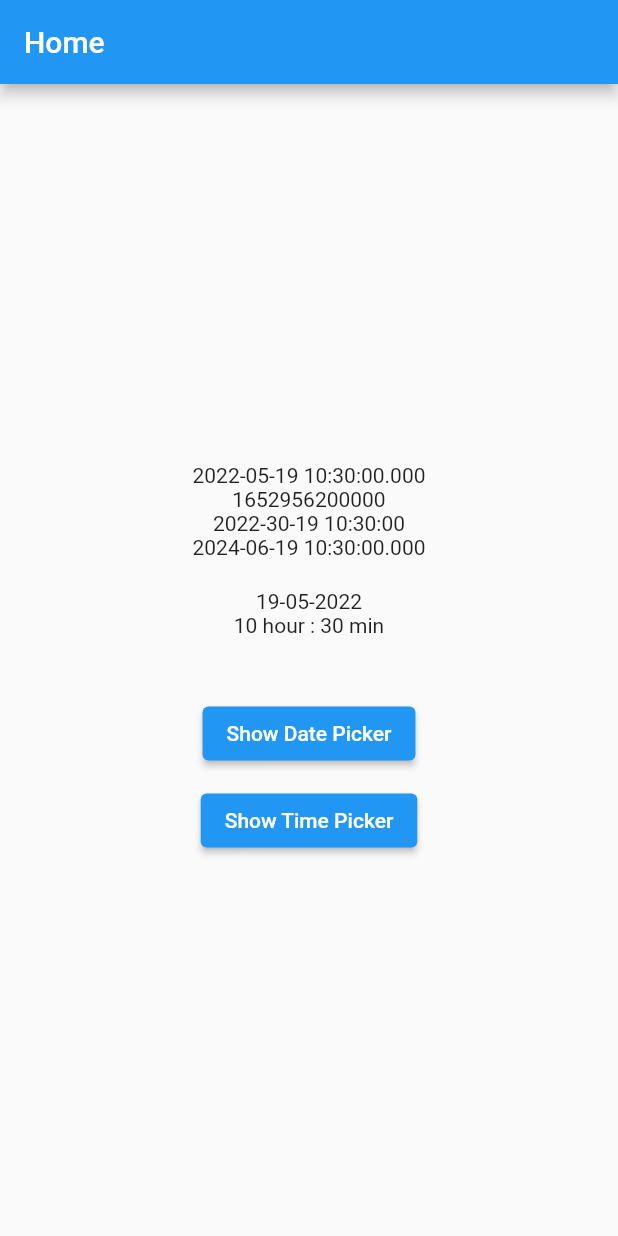
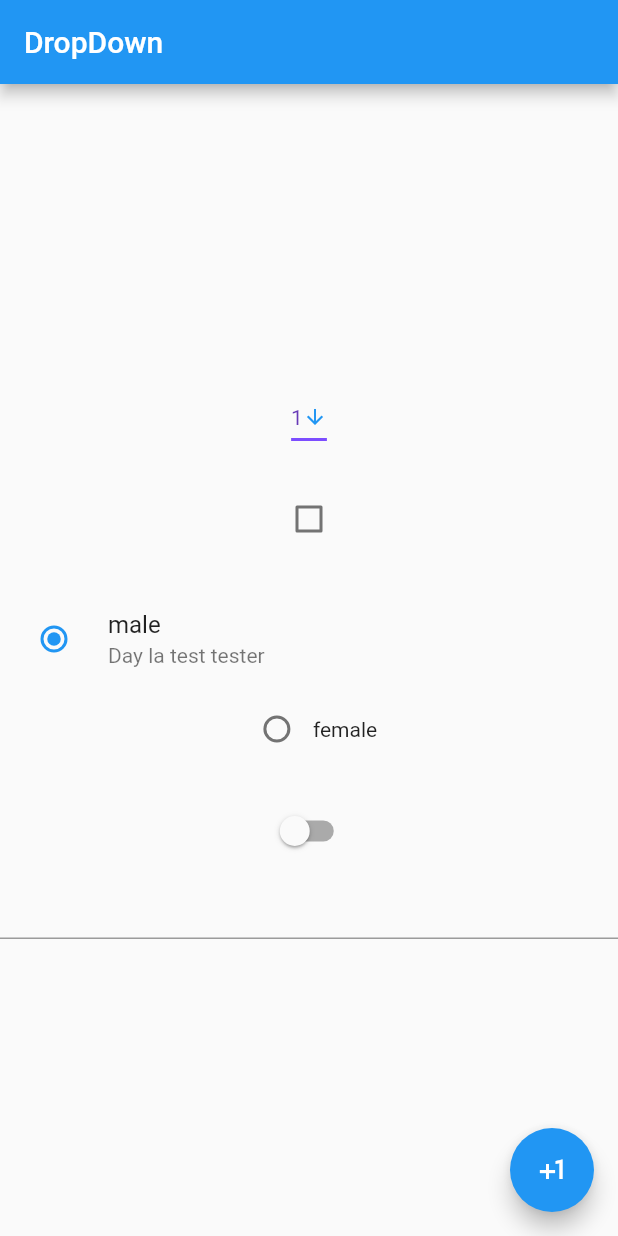
Before and after one commit to source3thaipvt/Learn_Flutter, a Flutter app: the screen it shows after launch, on a phone screen of 412 x 824 dp. Run offline on Flutter 3.47's test engine with Material 2 defaults, Android fonts, the phone set to English and light mode, and no system bars.

Commit message:
using Widget DropDown || CheckBox || Switch || ValidationFrom

```diff
--- a/lib/main.dart
+++ b/lib/main.dart
@@ -8,7 +8,7 @@ import 'package:hello_world/data/listData.dart';
 import 'package:intl/intl.dart';
 
 void main() {
-  runApp(MyShowDateTimePicker());
+  runApp(MyHomeDropdownCheckboxRadioSwitchValidation());
 }
 
 // giới thiệu về Widget Container, Text
@@ -1728,3 +1728,136 @@ class _MyHomeShowDateTimePickerState extends State<MyHomeShowDateTimePicker> {
     );
   }
 }
+
+// Giới thiệu về Widget DropDown || CheckBox || Switch || ValidationFrom
+
+class MyHomeDropdownCheckboxRadioSwitchValidation extends StatelessWidget {
+  const MyHomeDropdownCheckboxRadioSwitchValidation({Key? key})
+      : super(key: key);
+
+  @override
+  Widget build(BuildContext context) {
+    return MaterialApp(
+      home: MyDropdownCheckboxRadioSwitchValidation(),
+    );
+  }
+}
+
+class MyDropdownCheckboxRadioSwitchValidation extends StatefulWidget {
+  MyDropdownCheckboxRadioSwitchValidation({Key? key}) : super(key: key);
+
+  @override
+  State<MyDropdownCheckboxRadioSwitchValidation> createState() =>
+      _MyDropdownCheckboxRadioSwitchValidationState();
+}
+
+class _MyDropdownCheckboxRadioSwitchValidationState
+    extends State<MyDropdownCheckboxRadioSwitchValidation> {
+  var dropdownValue = 'One';
+  var dropdownValues = 1;
+  final dropdownList = <String>['One', 'Two', 'Three', 'Four'];
+  final dropdownLists = <int>[1, 2, 3, 4];
+  var isCheck = false;
+  var sex = 'male';
+  var isOn = false;
+  final _globeKey = GlobalKey<FormState>();
+  @override
+  Widget build(BuildContext context) {
+    return Scaffold(
+      appBar: AppBar(title: Text('DropDown')),
+      body: Center(
+        child: Column(
+          mainAxisAlignment: MainAxisAlignment.center,
+          children: [
+            DropdownButton(
+              value: dropdownValues,
+              icon: const Icon(Icons.arrow_downward),
+              iconSize: 16,
+              iconEnabledColor: Colors.blue,
+              elevation: 0,
+              style: const TextStyle(color: Colors.deepPurple),
+              underline: Container(
+                height: 2,
+                color: Colors.deepPurpleAccent,
+              ),
+              items: dropdownLists.map((value) {
+                return DropdownMenuItem(
+                  value: value,
+                  child: Text(value.toString()),
+                );
+              }).toList(),
+              //  onChanged: (String? value) {
+              onChanged: (int? value) {
+                print(value);
+                setState(() {
+                  // (value != null) ? dropdownValue = value : null;
+                  dropdownValues = value!;
+                });
+              },
+            ),
+            SizedBox(height: 20),
+            Checkbox(
+                value: isCheck,
+                activeColor: Colors.orange,
+                onChanged: (val) {
+                  setState(() {
+                    isCheck = val!;
+                  });
+                }),
+            SizedBox(height: 20),
+            RadioListTile(
+                title: Text('male'),
+                subtitle: Text('Day la test tester'),
+                value: 'male',
+                groupValue: sex,
+                onChanged: (String? val) {
+                  setState(() {
+                    sex = val!;
+                  });
+                }),
+            Row(
+              mainAxisAlignment: MainAxisAlignment.center,
+              children: [
+                Radio(
+                    value: 'female',
+                    groupValue: sex,
+                    onChanged: (String? val) {
+                      setState(() {
+                        sex = val!;
+                      });
+                    }),
+                Text('female')
+              ],
+            ),
+            SizedBox(height: 20),
+            Switch(
+                value: isOn,
+                onChanged: (bool? val) {
+                  setState(() {
+                    isOn = val!;
+                  });
+                }),
+            Form(
+              key: _globeKey,
+              child: TextFormField(
+                validator: ((value) {
+                  if (value == null || value.isEmpty) {
+                    return 'Plase enter some text';
+                  }
+                  return null;
+                }),
+              ),
+            )
+          ],
+        ),
+      ),
+      floatingActionButton: FloatingActionButton(
+        onPressed: () {
+          print('Test Validate');
+          _globeKey.currentState!.validate();
+        },
+        child: Icon(Icons.plus_one),
+      ),
+    );
+  }
+}
```
